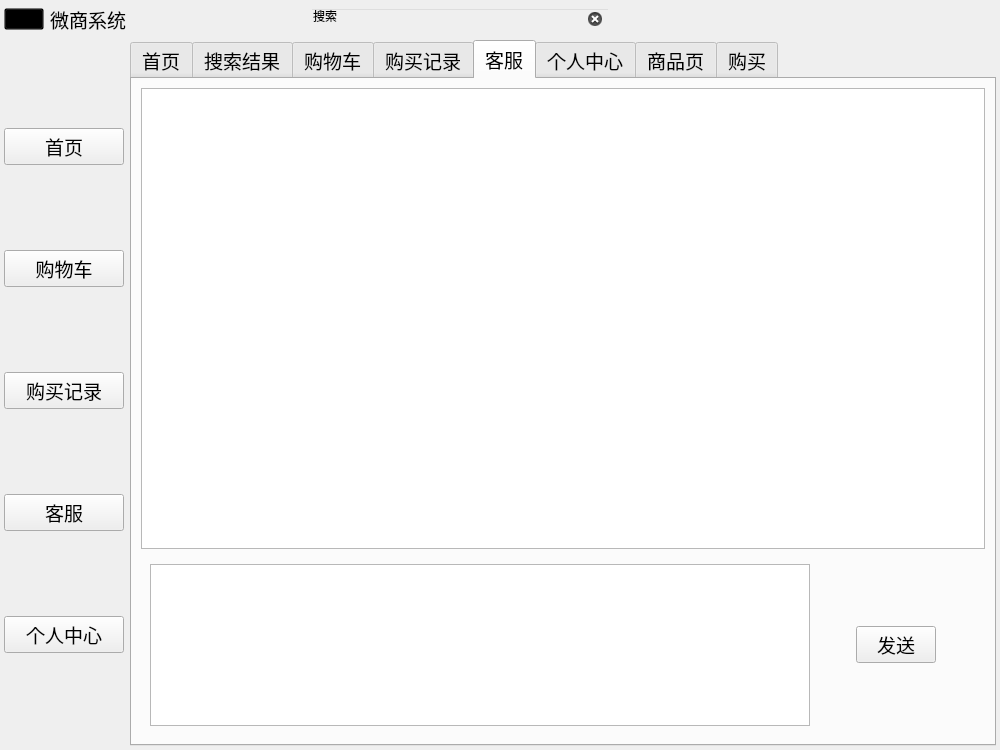
First picture: the form in client/mainwindow.ui, repository Rito-492/E-commerce-system, before the edit.
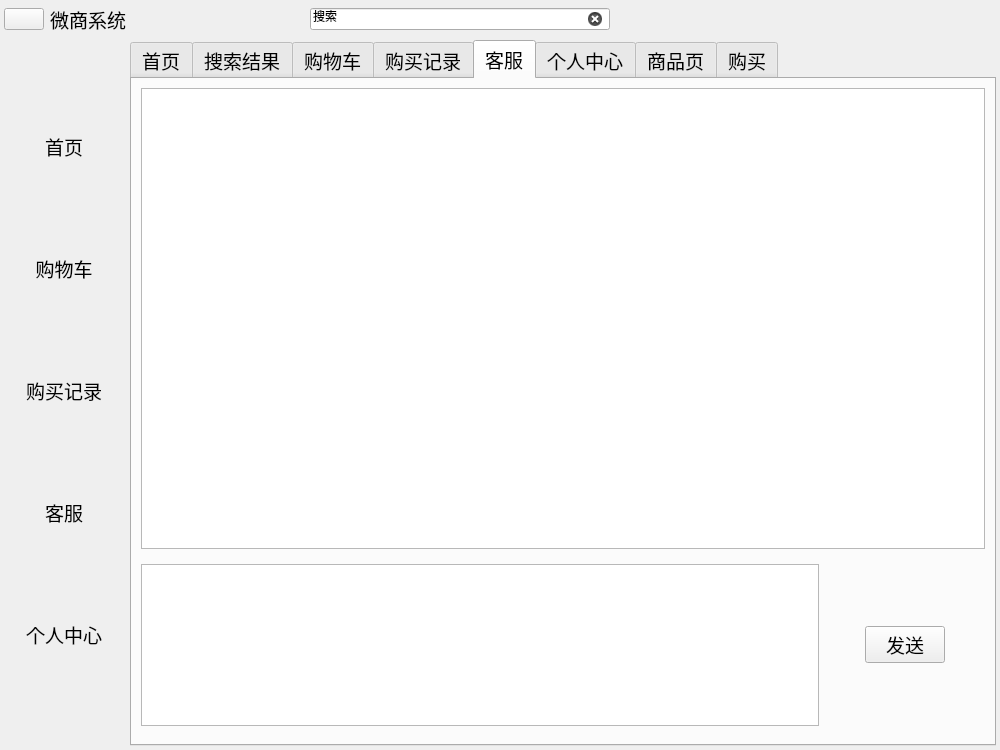
Second picture: the form after the edit. The open tabs and pages were chosen to show the change. Icons and pictures are not drawn.

```diff
--- a/client/mainwindow.ui
+++ b/client/mainwindow.ui
@@ -72,7 +72,7 @@
        </size>
       </property>
       <property name="styleSheet">
-       <string notr="true">background-color: rgba(0, 0, 0, 0);</string>
+       <string notr="true">/*background-color: rgba(0, 0, 0, 0);</string>
       </property>
       <layout class="QHBoxLayout" name="horizontalLayout">
        <property name="spacing">
@@ -536,6 +536,9 @@
             <property name="text">
              <string>首页</string>
             </property>
+            <property name="flat">
+             <bool>true</bool>
+            </property>
            </widget>
           </item>
           <item>
@@ -553,7 +556,7 @@
              </size>
             </property>
             <property name="flat">
-             <bool>false</bool>
+             <bool>true</bool>
             </property>
            </widget>
           </item>
@@ -571,6 +574,9 @@
               <height>20</height>
              </size>
             </property>
+            <property name="flat">
+             <bool>true</bool>
+            </property>
            </widget>
           </item>
           <item>
@@ -581,6 +587,9 @@
             <property name="text">
              <string>客服</string>
             </property>
+            <property name="flat">
+             <bool>true</bool>
+            </property>
            </widget>
           </item>
           <item>
@@ -592,7 +601,7 @@
              <string>个人中心</string>
             </property>
             <property name="flat">
-             <bool>false</bool>
+             <bool>true</bool>
             </property>
            </widget>
           </item>
@@ -781,6 +790,12 @@
               </size>
              </property>
              <layout class="QHBoxLayout" name="horizontalLayout_7">
+              <property name="leftMargin">
+               <number>0</number>
+              </property>
+              <property name="rightMargin">
+               <number>0</number>
+              </property>
               <item>
                <widget class="QTextEdit" name="toSendTextEdit"/>
               </item>
@@ -806,7 +821,7 @@
                  <cursorShape>PointingHandCursor</cursorShape>
                 </property>
                 <property name="text">
-                 <string>发送</string>
+                 <string> 发送 </string>
                 </property>
                </widget>
               </item>
```
Left out of the diff: 26 changed lines with no effect on the pictures.
